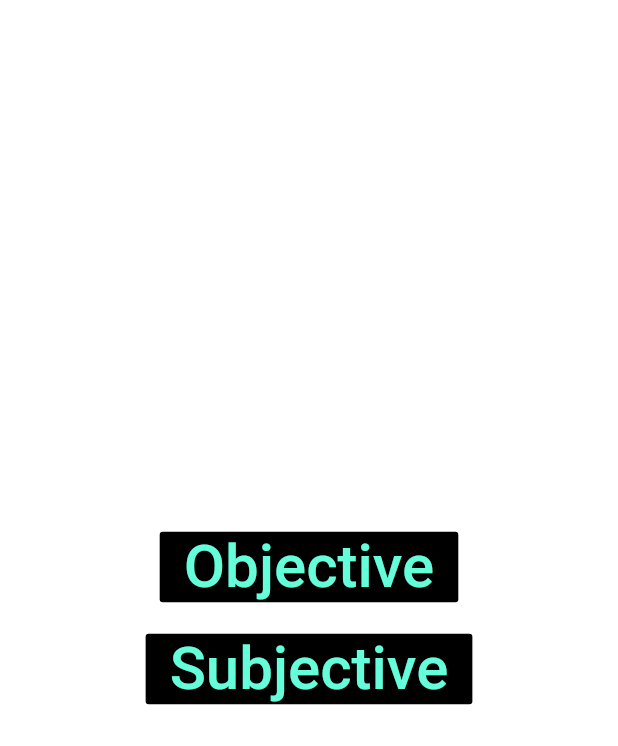
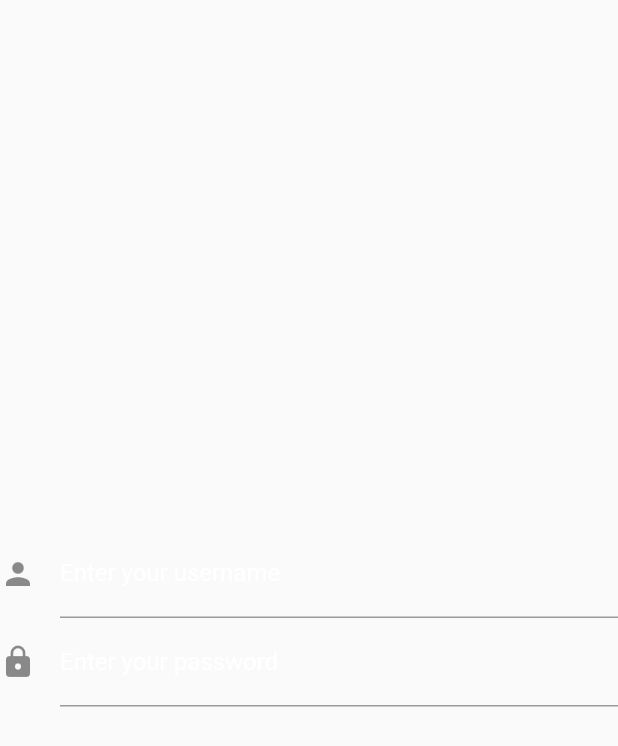
Before and after one commit to ahmdirfnz/QuizProject, a Flutter app: the screen it shows after launch, on a phone screen of 412 x 824 dp. Shown: the top 746 px of the screen. Run offline on Flutter 3.47's test engine with Material 2 defaults, Android fonts, the phone set to English and light mode, and no system bars; our stand-ins replace photo_view, sqflite; accounts and stored records are empty.

Commit message:
create database && login page

```diff
--- /dev/null
+++ b/lib/LoginPage.dart
@@ -0,0 +1,40 @@
+import 'package:flutter/material.dart';
+
+class LoginPage extends StatefulWidget {
+  @override
+  _LoginPageState createState() => _LoginPageState();
+}
+
+class _LoginPageState extends State<LoginPage> {
+  @override
+  Widget build(BuildContext context) {
+    return Scaffold(
+      resizeToAvoidBottomInset: false,
+      body: Container(
+        child: Column(
+          mainAxisAlignment: MainAxisAlignment.center,
+          children: <Widget>[
+            TextFormField(
+              decoration: InputDecoration(
+                labelText: 'Enter your username',
+                labelStyle: TextStyle(
+                  color: Colors.white,
+                ),
+                icon: Icon(Icons.person),
+              ),
+            ),
+            TextFormField(
+              decoration: InputDecoration(
+                labelText: 'Enter your password',
+                icon: Icon(Icons.lock),
+                labelStyle: TextStyle(
+                  color: Colors.white,
+                ),
+              ),
+            ),
+          ],
+        ),
+      ),
+    );
+  }
+}
--- a/lib/home.dart
+++ b/lib/home.dart
@@ -11,8 +11,7 @@ class Homepage extends StatefulWidget {
 class _HomepageState extends State<Homepage> {
   @override
   Widget build(BuildContext context) {
-    return Padding(
-      padding: EdgeInsets.all(20.0),
+    return Container(
       child: Column(
           mainAxisAlignment: MainAxisAlignment.center,
           children: <Widget>[
--- /dev/null
+++ b/lib/model/login_data.dart
@@ -0,0 +1,25 @@
+import 'package:quiz_math_project/db/dbHolder.dart';
+
+class LoginData {
+  String username;
+  String password;
+
+  LoginData({this.username, this.password});
+
+  Map<String, dynamic> toMap() {
+    var map = <String, dynamic>{
+      DatabaseProvider.TABLE_USERNAME: username,
+      DatabaseProvider.TABLE_PASSWORD: password,
+    };
+
+    if (username != null) {
+      map[DatabaseProvider.TABLE_USERNAME] = username;
+    }
+    return map;
+  }
+
+  LoginData.fromMap(Map<String, dynamic> map) {
+    username = map[DatabaseProvider.TABLE_USERNAME];
+    password = map[DatabaseProvider.TABLE_PASSWORD];
+  }
+}
--- a/pubspec.yaml
+++ b/pubspec.yaml
@@ -12,6 +12,8 @@ environment:
 dependencies:
   flutter:
     sdk: flutter
+  sqflite: ^1.3.0
+  path:
   photo_view: ^0.9.1
   cupertino_icons: ^0.1.3
   slider_button: ^0.6.0
```
Also changed, not shown: lib/db/dbHolder.dart (added, +67 -0 lines), lib/quizPage(Subjective).dart (+2 -5 lines), lib/splash.dart (+7 -10 lines).
